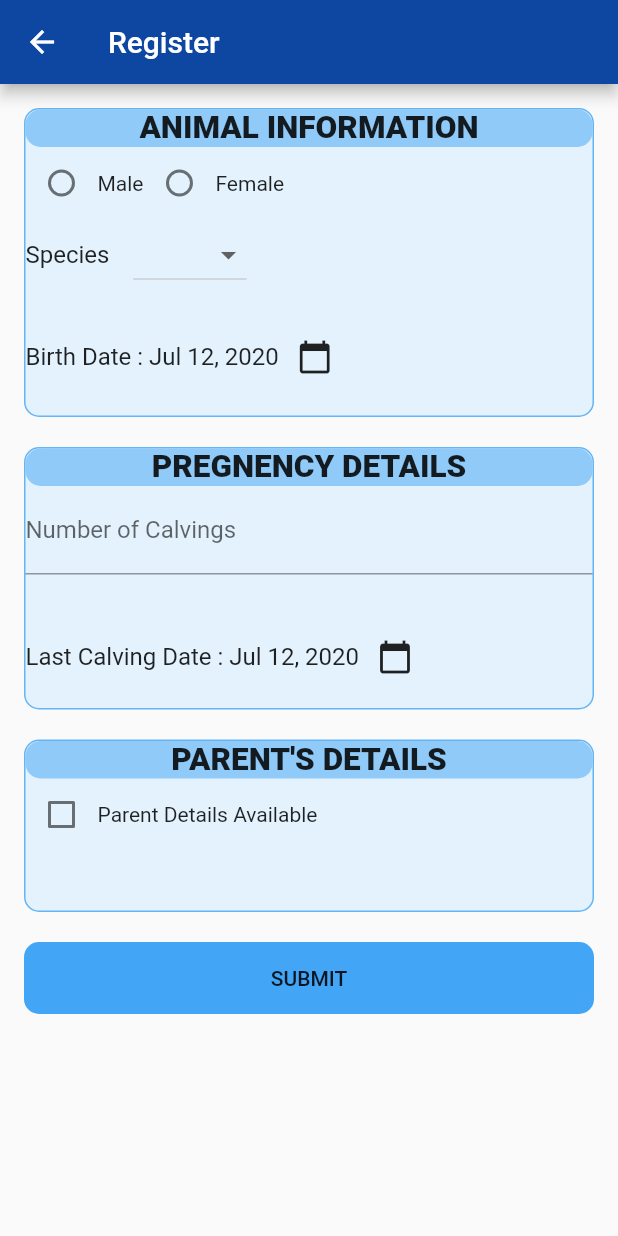
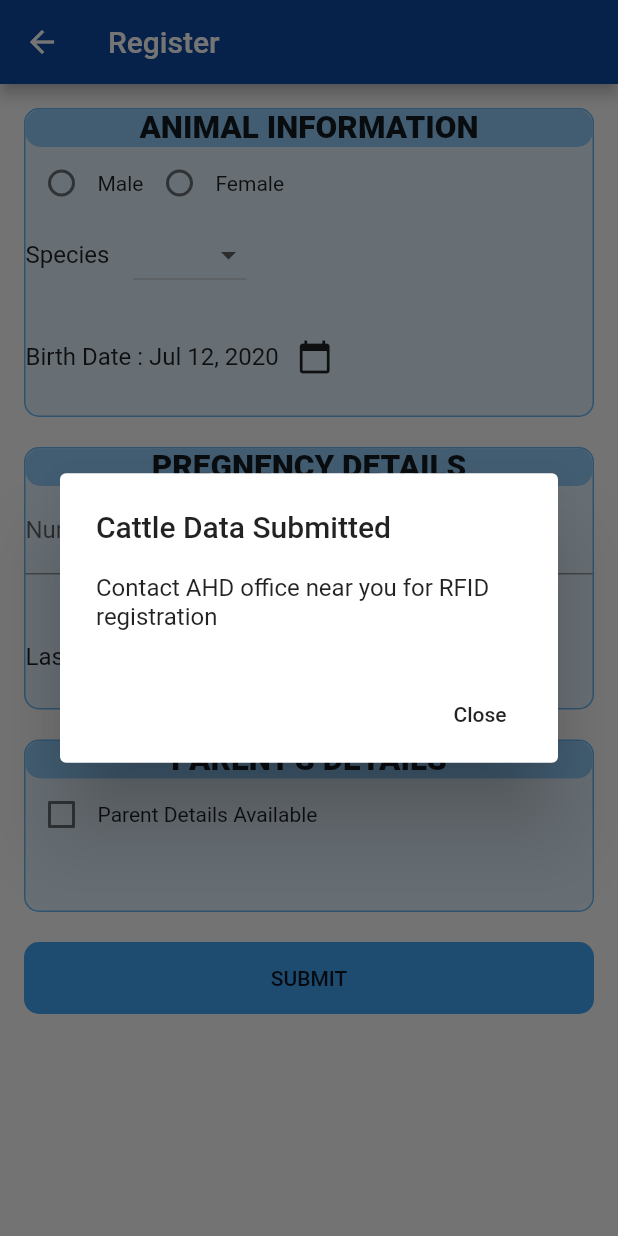
Before and after one commit to MautKaFarishta/KAMADHENU, a Flutter app: the AddAnimal screen opened directly, after a tap on "SUBMIT", on a phone screen of 412 x 824 dp. Run offline on Flutter 3.47's test engine with Material 2 defaults, Android fonts, the phone set to English and light mode, and no system bars; our stand-ins replace cloud_firestore, firebase_auth; accounts and stored records are empty.

Commit message:
minor changes

```diff
--- a/lib/Forms/add_animal.dart
+++ b/lib/Forms/add_animal.dart
@@ -1,5 +1,6 @@
 import 'package:Kamadhenu/UI/decorations.dart';
 import 'package:Kamadhenu/methods/database.dart';
+import 'package:Kamadhenu/screens/home.dart';
 import 'package:firebase_auth/firebase_auth.dart';
 import 'package:flutter/cupertino.dart';
 import 'package:flutter/material.dart';
@@ -375,6 +376,31 @@ class AddAnimalForm extends State<AddAnimal> {
     }
   }
 
+  void _showDialog() {
+    // flutter defined function
+    showDialog(
+      context: context,
+      builder: (BuildContext context) {
+        // return object of type Dialog
+        return AlertDialog(
+          title: new Text("Cattle Data Submitted"),
+          content: new Text("Contact AHD office near you for RFID registration"),
+          actions: <Widget>[
+            // usually buttons at the bottom of the dialog
+            new FlatButton(
+              child: new Text("Close"),
+              onPressed: () {
+                Navigator.of(context).pop();
+                Navigator.push (context,MaterialPageRoute(builder: (context) => HomePage(),));
+              },
+            ),
+          ],
+        );
+      },
+    );
+  }
+
+
   Widget build(BuildContext context) {
     return Scaffold(
       appBar: AppBar(
@@ -439,9 +465,8 @@ class AddAnimalForm extends State<AddAnimal> {
                     child: FlatButton(
                         child: Text("SUBMIT"),
                         onPressed: () {
-                          if (!_addAnimalkey.currentState.validate()) {
-                            return;
-                          }
+                            _showDialog();
+
 
                           _addAnimalkey.currentState.save();
 
--- a/lib/Forms/create.dart
+++ b/lib/Forms/create.dart
@@ -405,7 +405,7 @@ class FormscreenState extends State<Formscreen> {
                     print(_password);
 
                     // database entry
-                    DataBaseService().updateUser(fname + lname, adhar, mob, cattls, land, dis, stt, regn);
+                    DataBaseService().updateUser(fname+ ' '+ lname, adhar, mob, cattls, land, dis, stt, regn);
 
                     showDialog<void>(
                         context: context,
--- a/lib/Profiles/cattle_profile.dart
+++ b/lib/Profiles/cattle_profile.dart
@@ -67,7 +67,7 @@ class CatPro extends StatelessWidget {
                   margin: EdgeInsets.all(10),
                   child: Column(
                     children: <Widget>[
-                      catDoc['RFID']==null ?
+                      catDoc['RFID']=='NA' ?
                       Container(
                         width: double.infinity,
                         decoration: Deco().decoBox(Colors.red.shade200),
--- a/lib/screens/home.dart
+++ b/lib/screens/home.dart
@@ -176,7 +176,7 @@ class _ListPageState extends State<ListPage> {
                                 children: <Widget>[
 
                                   Text(
-                                    'ID:${document.documentID}',
+                                    'RFID:${document['RFID']}',
                                     style: TextStyle(fontSize: 20),
                                   ),
                                   Text(
```
Also changed, not shown: lib/Forms/addInfo.dart (+8 -7 lines), lib/main.dart (+1 -7 lines), 1 other file.
